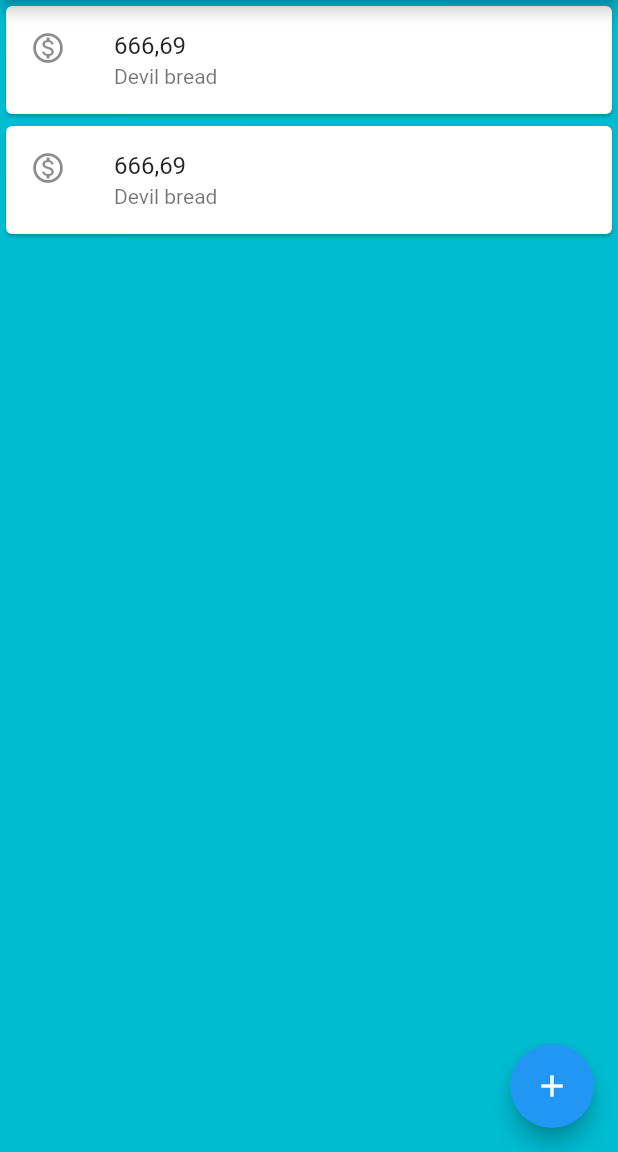
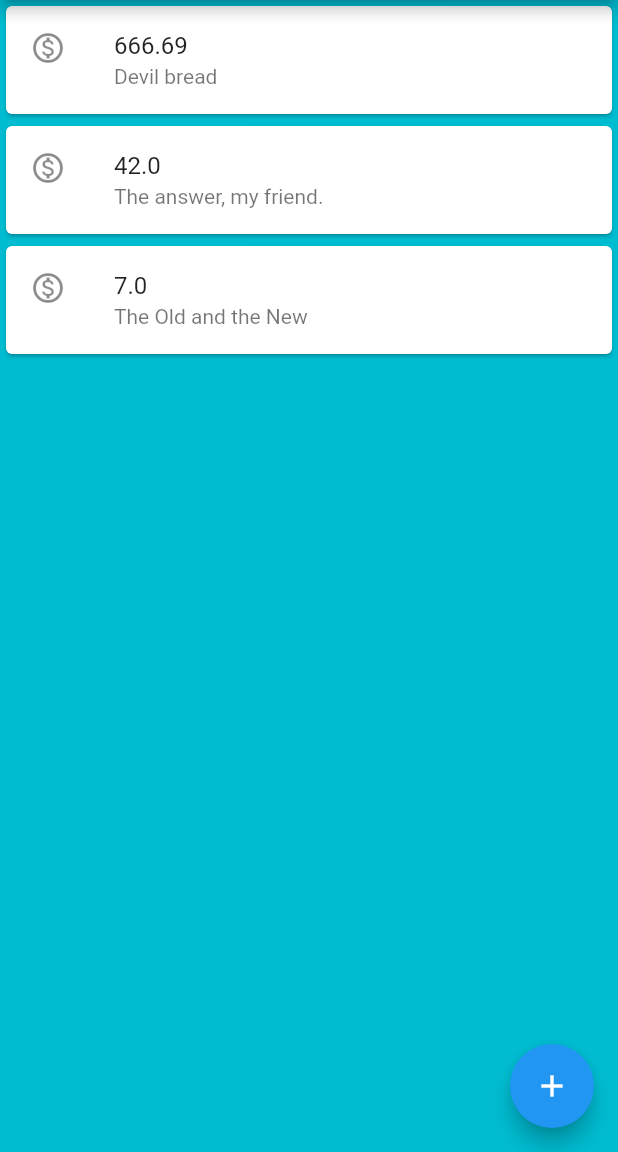
Before and after one commit to Wercton/ByteBank, a Flutter app: the screen it shows after launch, on a phone screen of 412 x 824 dp, the part 84-1236 px from its top. Run offline on Flutter 3.47's test engine with Material 2 defaults, Android fonts, the phone set to English and light mode, and no system bars.

Commit message:
Refactor: classes creation for better legibility

```diff
--- a/lib/main.dart
+++ b/lib/main.dart
@@ -4,30 +4,54 @@ import 'package:flutter/material.dart';
 void main() => runApp(
       MaterialApp(
         home: Scaffold(
-          backgroundColor: Color(0xff00BCD1),
-          body: Column(
-            children: [
-              Card(
-                child: ListTile(
-                  leading:  const Icon(Icons.monetization_on_outlined),
-                  title: Text('666,69'),
-                  subtitle: Text('Devil bread'),
-                ),
-              ),
-              Card(
-                child: ListTile(
-                  leading: const Icon(Icons.monetization_on_outlined),
-                  title: Text('666,69'),
-                  subtitle: Text('Devil bread'),
-                ),
-              ),
-            ],
-          ),
-          appBar: AppBar(title: Text('ByteBank')),
+          backgroundColor: const Color(0xff00BCD1),
+          body: ListTransfer(),
+          appBar: AppBar(title: const Text('ByteBank')),
           floatingActionButton: FloatingActionButton(
-            child: Icon(Icons.add),
+            child: const Icon(Icons.add),
             onPressed: () {},
           ),
         ),
       ),
     );
+
+class ListTransfer extends StatelessWidget {
+  @override
+  Widget build(BuildContext context) {
+    // TODO: implement build
+    return Column(
+      children: [
+        CardTransferInfo(Transfer(666.69, 'Devil bread')),
+        CardTransferInfo(Transfer(42.00, 'The answer, my friend.')),
+        CardTransferInfo(Transfer(7.00, 'The Old and the New')),
+      ],
+    );
+  }
+}
+
+class CardTransferInfo extends StatelessWidget {
+
+  final Transfer _transfer;
+
+  CardTransferInfo(this._transfer);  // alt + ins
+
+  @override
+  Widget build(BuildContext context) {
+    // TODO: implement build
+    return Card(
+      child: ListTile(
+        leading: const Icon(Icons.monetization_on_outlined),
+        title: Text(_transfer.value.toString()),
+        subtitle: Text(_transfer.transferDescription),
+      ),
+    );
+  }
+
+}
+
+class Transfer {
+  final double value;
+  final String transferDescription;
+
+  Transfer(this.value, this.transferDescription);
+}
```
